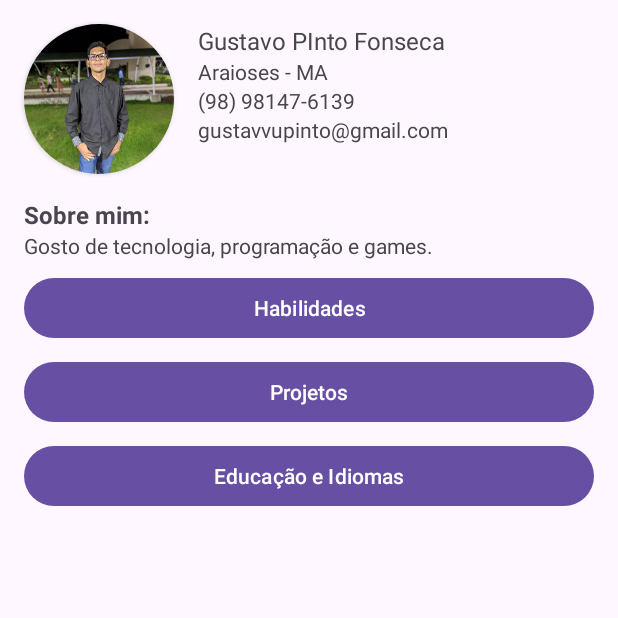
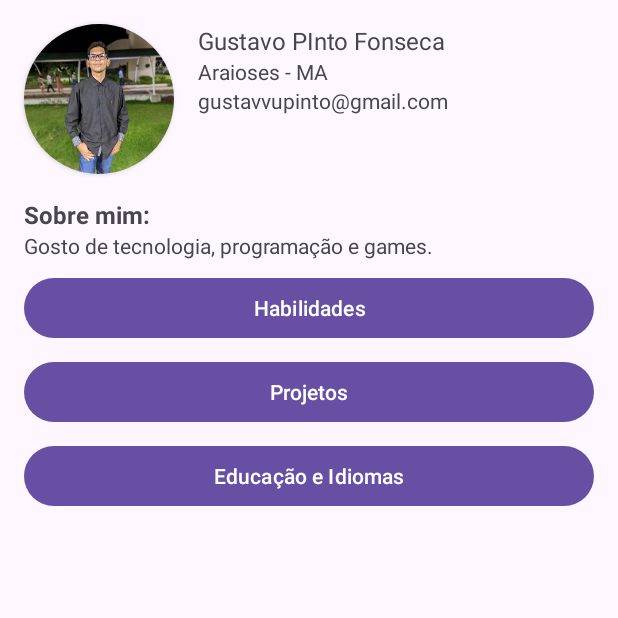
Before and after one commit to Gustavvu/meuCurriculo, an Android app: the screen it shows after launch (MainActivity), after a tap on "gustavvupinto@gmail.com", on a phone screen of 412 x 824 dp, the top half of it. Run offline under Robolectric (Android 15) with nearby library versions, the phone set to English and light mode, and no system bars.

```diff
--- a/app/src/main/java/com/example/meucurriculo/MainActivity.java
+++ b/app/src/main/java/com/example/meucurriculo/MainActivity.java
@@ -12,7 +12,7 @@ import android.widget.TextView;
 public class MainActivity extends AppCompatActivity {
 
     Button botaoHabilidades, botaoProjetos, botaoEdu;
-    TextView textViewEmail, textViewNumero;
+    TextView textViewEmail;
     @Override
     protected void onCreate(Bundle savedInstanceState) {
         super.onCreate(savedInstanceState);
@@ -22,21 +22,11 @@ public class MainActivity extends AppCompatActivity {
         botaoHabilidades=findViewById(R.id.buttonHabilidadesId);
         botaoEdu=findViewById(R.id.buttonEduId);
         textViewEmail=findViewById(R.id.textViewEmailId);
-        textViewNumero=findViewById(R.id.textViewNumeroId);
 
         textViewEmail.setOnClickListener(new View.OnClickListener() {
             @Override
             public void onClick(View v) {
                 Uri uri = Uri.parse("mailto:gustavvupinto@gmail.com"); // missing 'http://' will cause crashed
-                Intent intent = new Intent(Intent.ACTION_VIEW, uri);
-                startActivity(intent);
-            }
-        });
-
-        textViewNumero.setOnClickListener(new View.OnClickListener() {
-            @Override
-            public void onClick(View v) {
-                Uri uri = Uri.parse("https://api.whatsapp.com/send?phone=559881476139&text=Olá,%20Vi%20o%20seu%20curriculo%20e%20o%20achei%20interesante"); // missing 'http://' will cause crashed
                 Intent intent = new Intent(Intent.ACTION_VIEW, uri);
                 startActivity(intent);
             }
--- a/app/src/main/res/layout/activity_main.xml
+++ b/app/src/main/res/layout/activity_main.xml
@@ -26,22 +26,13 @@
         app:layout_constraintTop_toBottomOf="@+id/textView" />
 
     <TextView
-        android:id="@+id/textViewNumeroId"
-        android:layout_width="wrap_content"
-        android:layout_height="wrap_content"
-        android:clickable="true"
-        android:text="(98) 98147-6139"
-        app:layout_constraintStart_toStartOf="@+id/textView"
-        app:layout_constraintTop_toBottomOf="@+id/textView3" />
-
-    <TextView
         android:id="@+id/textViewEmailId"
         android:layout_width="wrap_content"
         android:layout_height="wrap_content"
         android:clickable="true"
         android:text="gustavvupinto@gmail.com"
         app:layout_constraintStart_toStartOf="@+id/textView"
-        app:layout_constraintTop_toBottomOf="@+id/textViewNumeroId" />
+        app:layout_constraintTop_toBottomOf="@+id/textView3" />
 
     <TextView
         android:id="@+id/textView6"
```
